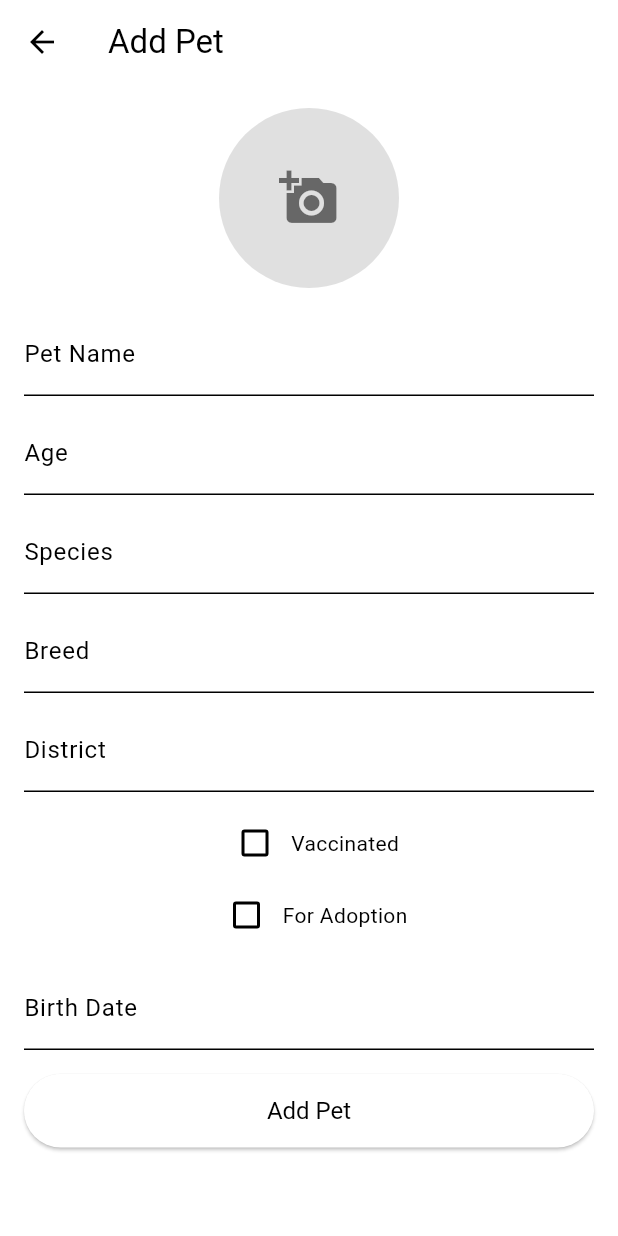
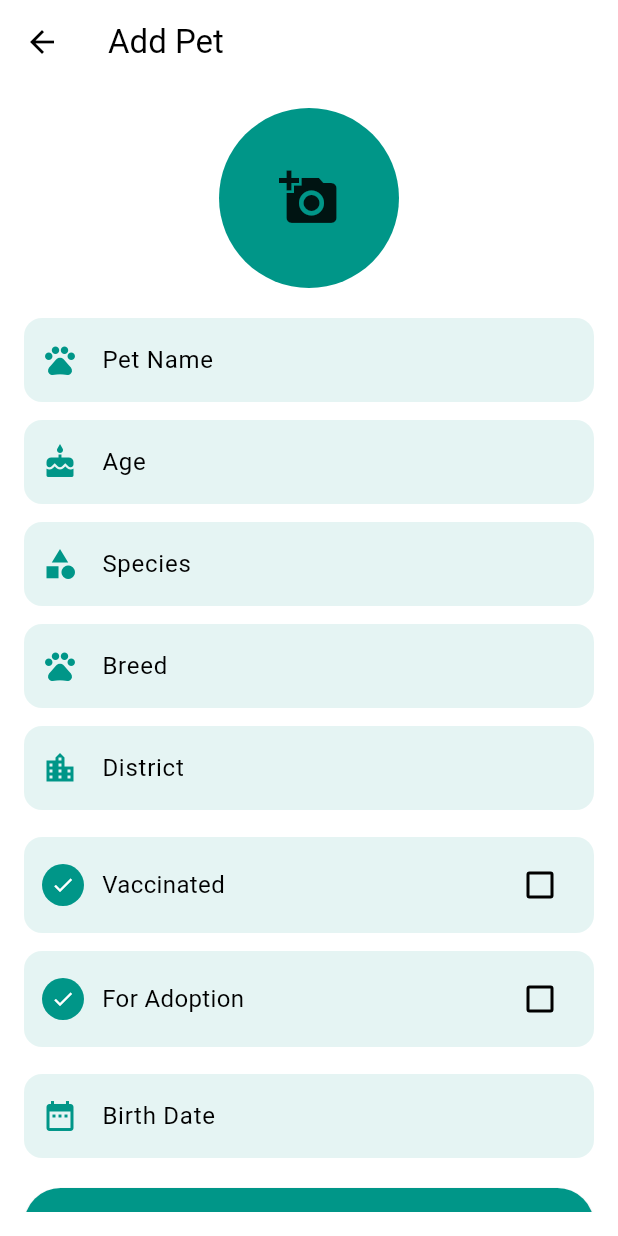
Before and after one commit to luissilva5002/Zuff, a Flutter app: the AddPetPage screen opened directly, on a phone screen of 412 x 824 dp. Run offline on Flutter 3.47's test engine with Material 3 defaults, Android fonts, the phone set to English and light mode, and no system bars; our stand-ins replace cloud_firestore, firebase_auth, firebase_core, firebase_storage, google_sign_in, image_picker and 1 more; accounts and stored records are empty.

Commit message:
add pets

```diff
--- a/lib/pages/profile/add_pet.dart
+++ b/lib/pages/profile/add_pet.dart
@@ -6,6 +6,7 @@ import 'package:image_picker/image_picker.dart';
 import 'package:intl/intl.dart';
 import 'package:firebase_auth/firebase_auth.dart';
 import 'package:zuff/pages/profile/profile.dart';
+
 import '../../home.dart';
 
 class AddPetPage extends StatefulWidget {
@@ -51,12 +52,11 @@ class _AddPetPageState extends State<AddPetPage> {
       });
     }
   }
+
   Future<void> _submitForm() async {
     if (!_formKey.currentState!.validate()) return;
 
-    setState(() {
-      _isLoading = true;
-    });
+    setState(() => _isLoading = true);
 
     final birthDate = DateFormat('yyyy-MM-dd').parse(_birthDateController.text);
     final currentDate = DateTime.now();
@@ -93,58 +93,72 @@ class _AddPetPageState extends State<AddPetPage> {
         const SnackBar(content: Text('Pet added successfully!')),
       );
 
-      // Navigate to Home
-      if (FirebaseAuth.instance.currentUser != null) {
-        // If the user is authenticated, go to Home page
-        Navigator.pushReplacement(
+      Navigator.pushAndRemoveUntil(
         context,
-          MaterialPageRoute(builder: (context) => const Home()),
+        MaterialPageRoute(builder: (context) => const Home(selectedIndex: 3)),
+            (Route<dynamic> route) => false,
       );
 
-        // Navigate to Profile after going to Home
-        Navigator.pushReplacement(
-          context,
-          MaterialPageRoute(builder: (context) => const Profile()),
-        );
-
-        // Clear the stack and go to Profile, this will remove Home from the stack
-        Navigator.pushAndRemoveUntil(
-          context,
-          MaterialPageRoute(builder: (context) => const Profile()),
-              (Route<dynamic> route) => false, // Removes all the previous routes
-        );
-      } else {
-        // If the user is not authenticated, go to Profile page
-        Navigator.pushReplacement(
-          context,
-          MaterialPageRoute(builder: (context) => const Profile()),
-        );
-      }
     } catch (e) {
       ScaffoldMessenger.of(context).showSnackBar(
         SnackBar(content: Text('Error: $e')),
       );
     } finally {
-      setState(() {
-        _isLoading = false;
-      });
+      setState(() => _isLoading = false);
     }
+  }
+
+  InputDecoration getInputDecoration(String label, [IconData? icon]) {
+    return InputDecoration(
+      labelText: label,
+      prefixIcon: icon != null ? Icon(icon, color: Theme.of(context).colorScheme.secondary) : null,
+      filled: true,
+      fillColor: Theme.of(context).colorScheme.secondary.withOpacity(0.1),
+      border: OutlineInputBorder(borderRadius: BorderRadius.circular(12), borderSide: BorderSide.none),
+      contentPadding: const EdgeInsets.symmetric(horizontal: 16, vertical: 16),
+    );
+  }
+
+  Widget buildCheckboxRow({
+    required String label,
+    required bool value,
+    required ValueChanged<bool?> onChanged,
+  }) {
+    return Container(
+      margin: const EdgeInsets.symmetric(vertical: 6),
+      padding: const EdgeInsets.symmetric(horizontal: 12, vertical: 8),
+      decoration: BoxDecoration(
+        color: Theme.of(context).colorScheme.secondary.withOpacity(0.1),
+        borderRadius: BorderRadius.circular(12),
+      ),
+      child: Row(
+        children: [
+          Container(
+            decoration: BoxDecoration(
+              color: Theme.of(context).colorScheme.secondary,
+              shape: BoxShape.circle,
+            ),
+            padding: const EdgeInsets.all(6),
+            child: const Icon(Icons.check, color: Colors.white, size: 16),
+          ),
+          const SizedBox(width: 12),
+          Expanded(child: Text(label, style: const TextStyle(fontSize: 16))),
+          Checkbox(value: value, onChanged: onChanged),
+        ],
+      ),
+    );
   }
 
   @override
   Widget build(BuildContext context) {
     return Scaffold(
-      appBar: AppBar(
-        title: const Text('Add Pet'),
-      ),
+      appBar: AppBar(title: const Text('Add Pet')),
       body: Padding(
         padding: const EdgeInsets.all(16.0),
         child: Form(
           key: _formKey,
           child: SingleChildScrollView(
-            child: Center(
             child: Column(
-                crossAxisAlignment: CrossAxisAlignment.center,
               children: [
                 GestureDetector(
                   onTap: _pickImage,
@@ -152,126 +166,84 @@ class _AddPetPageState extends State<AddPetPage> {
                     child: Container(
                       height: 120,
                       width: 120,
-                        color: Colors.grey[300],
+                      color: Theme.of(context).colorScheme.secondary,
                       child: _imageFile == null
-                            ? const Icon(Icons.add_a_photo, size: 40, color: Colors.black54)
+                          ? const Icon(Icons.add_a_photo, size: 40)
                           : Image.file(_imageFile!, fit: BoxFit.cover),
                     ),
                   ),
                 ),
-                  const SizedBox(height: 16),
+                const SizedBox(height: 20),
+
                 TextFormField(
                   controller: _nameController,
-                    decoration: const InputDecoration(labelText: 'Pet Name'),
-                    validator: (value) {
-                      if (value == null || value.isEmpty) {
-                        return 'Please enter the pet\'s name';
-                      }
-                      return null;
-                    },
+                  decoration: getInputDecoration('Pet Name', Icons.pets),
+                  validator: (value) => value!.isEmpty ? 'Enter name' : null,
                 ),
-                  const SizedBox(height: 10),
+                const SizedBox(height: 12),
+
                 TextFormField(
-                    decoration: const InputDecoration(labelText: 'Age'),
+                  decoration: getInputDecoration('Age', Icons.cake),
                   keyboardType: TextInputType.number,
-                    validator: (value) {
-                      if (value == null || value.isEmpty) {
-                        return 'Please enter the pet\'s age';
-                      }
-                      return null;
-                    },
+                  validator: (value) => value!.isEmpty ? 'Enter age' : null,
                 ),
-                  const SizedBox(height: 10),
+                const SizedBox(height: 12),
+
                 TextFormField(
                   controller: _speciesController,
-                    decoration: const InputDecoration(labelText: 'Species'),
-                    validator: (value) {
-                      if (value == null || value.isEmpty) {
-                        return 'Please enter the pet\'s species';
-                      }
-                      return null;
-                    },
+                  decoration: getInputDecoration('Species', Icons.category),
+                  validator: (value) => value!.isEmpty ? 'Enter species' : null,
                 ),
-                  const SizedBox(height: 10),
+                const SizedBox(height: 12),
+
                 TextFormField(
                   controller: _breedController,
-                    decoration: const InputDecoration(labelText: 'Breed'),
-                    validator: (value) {
-                      if (value == null || value.isEmpty) {
-                        return 'Please enter the pet\'s breed';
-                      }
-                      return null;
-                    },
+                  decoration: getInputDecoration('Breed', Icons.pets_outlined),
+                  validator: (value) => value!.isEmpty ? 'Enter breed' : null,
                 ),
-                  const SizedBox(height: 10),
+                const SizedBox(height: 12),
+
                 TextFormField(
                   controller: _districtController,
-                    decoration: const InputDecoration(labelText: 'District'),
-                    onChanged: (value) {
-                      setState(() {
-                        _selectedDistrict = value;
-                      });
-                    },
-                    validator: (value) {
-                      if (value == null || value.isEmpty) {
-                        return 'Please enter a district';
-                      }
-                      return null;
-                    },
+                  decoration: getInputDecoration('District', Icons.location_city),
+                  onChanged: (value) => setState(() => _selectedDistrict = value),
+                  validator: (value) => value!.isEmpty ? 'Enter district' : null,
                 ),
-                  const SizedBox(height: 10),
-                  Row(
-                    mainAxisAlignment: MainAxisAlignment.center,
-                    children: [
-                      Checkbox(
+                const SizedBox(height: 12),
+
+                buildCheckboxRow(
+                  label: 'Vaccinated',
                   value: _isVaccinated,
-                        onChanged: (value) {
-                          setState(() {
-                            _isVaccinated = value!;
-                          });
-                        },
+                  onChanged: (value) => setState(() => _isVaccinated = value!),
                 ),
-                      const Text('Vaccinated'),
-                    ],
+                buildCheckboxRow(
+                  label: 'For Adoption',
+                  value: _isForAdoption,
+                  onChanged: (value) => setState(() => _isForAdoption = value!),
                 ),
-                  Row(
-                    mainAxisAlignment: MainAxisAlignment.center,
-                    children: [
-                      Checkbox(
-                        value: _isForAdoption,
-                        onChanged: (value) {
-                          setState(() {
-                            _isForAdoption = value!;
-                          });
-                        },
-                      ),
-                      const Text('For Adoption'),
-                    ],
-                  ),
+                const SizedBox(height: 12),
 
-                  const SizedBox(height: 10),
                 TextFormField(
                   controller: _birthDateController,
                   readOnly: true,
-                    decoration: const InputDecoration(labelText: 'Birth Date'),
+                  decoration: getInputDecoration('Birth Date', Icons.date_range),
                   onTap: _pickBirthDate,
-                    validator: (value) {
-                      if (value == null || value.isEmpty) {
-                        return 'Please select a birth date';
-                      }
-                      return null;
-                    },
+                  validator: (value) => value!.isEmpty ? 'Select birth date' : null,
                 ),
-                  const SizedBox(height: 16),
+                const SizedBox(height: 20),
+
                 SizedBox(
                   width: double.infinity,
                   child: ElevatedButton(
                     onPressed: _submitForm,
                     style: ElevatedButton.styleFrom(
-                        padding: const EdgeInsets.symmetric(vertical: 15.0),
+                      backgroundColor: Theme.of(context).colorScheme.secondary,
+                      padding: const EdgeInsets.symmetric(vertical: 15),
                       textStyle: const TextStyle(fontSize: 16),
                     ),
-                      child: const Text('Add Pet'),
+                    child: _isLoading
+                        ? const CircularProgressIndicator(color: Colors.white)
+                        : const Text('Add Pet'),
                   ),
                 ),
               ],
@@ -279,7 +251,6 @@ class _AddPetPageState extends State<AddPetPage> {
           ),
         ),
       ),
-      ),
     );
   }
 }
```
Also changed, not shown: lib/pages/chat/dm.dart (+14 -4 lines). Lines whose indentation alone changed are shown as unchanged.
